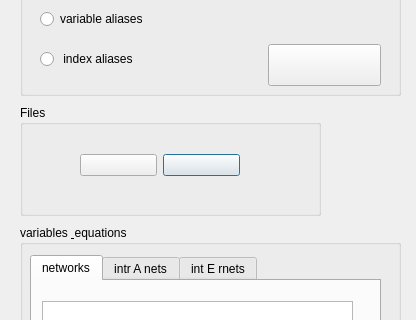
Before: the Qt Designer form OntologyEquationEditor/ui_ontology_design.ui in heinz-preisig/ProMo-packages-OntologyBuilder, drawn with Qt 5; both pictures show x 0 to 416 and y 85 to 405 of the 416 by 956 pixel window.
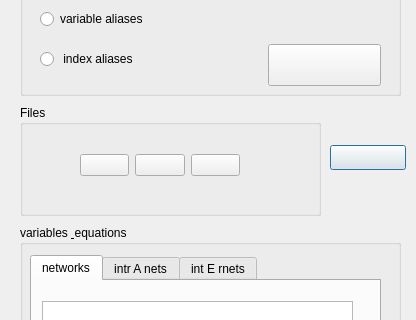
After: the same form once the commit is applied.

Diff of the .ui file:
```diff
--- a/OntologyEquationEditor/ui_ontology_design.ui
+++ b/OntologyEquationEditor/ui_ontology_design.ui
@@ -354,6 +354,22 @@
        </property>
       </widget>
      </item>
+     <item>
+      <widget class="QPushButton" name="pushMakeAllVarEqPictures">
+       <property name="toolTip">
+        <string>&lt;html&gt;&lt;head/&gt;&lt;body&gt;&lt;p&gt;- compiles into all available code languages&lt;/p&gt;&lt;p&gt;- writes equations and variables as well as index file&lt;/p&gt;&lt;p&gt;- generates latex files with dot graphs&lt;/p&gt;&lt;/body&gt;&lt;/html&gt;</string>
+       </property>
+       <property name="text">
+        <string/>
+       </property>
+       <property name="autoDefault">
+        <bool>false</bool>
+       </property>
+       <property name="default">
+        <bool>true</bool>
+       </property>
+      </widget>
+     </item>
     </layout>
    </widget>
   </widget>
@@ -470,6 +486,28 @@
     <bool>false</bool>
    </property>
   </widget>
+  <widget class="QPushButton" name="pushExit">
+   <property name="geometry">
+    <rect>
+     <x>330</x>
+     <y>230</y>
+     <width>76</width>
+     <height>25</height>
+    </rect>
+   </property>
+   <property name="toolTip">
+    <string>&lt;html&gt;&lt;head/&gt;&lt;body&gt;&lt;p&gt;- compiles into all available code languages&lt;/p&gt;&lt;p&gt;- writes equations and variables as well as index file&lt;/p&gt;&lt;p&gt;- generates latex files with dot graphs&lt;/p&gt;&lt;/body&gt;&lt;/html&gt;</string>
+   </property>
+   <property name="text">
+    <string/>
+   </property>
+   <property name="autoDefault">
+    <bool>false</bool>
+   </property>
+   <property name="default">
+    <bool>true</bool>
+   </property>
+  </widget>
  </widget>
  <resources/>
  <connections/>
```
Left out of the diff: 2 changed lines with no effect on the pictures.
